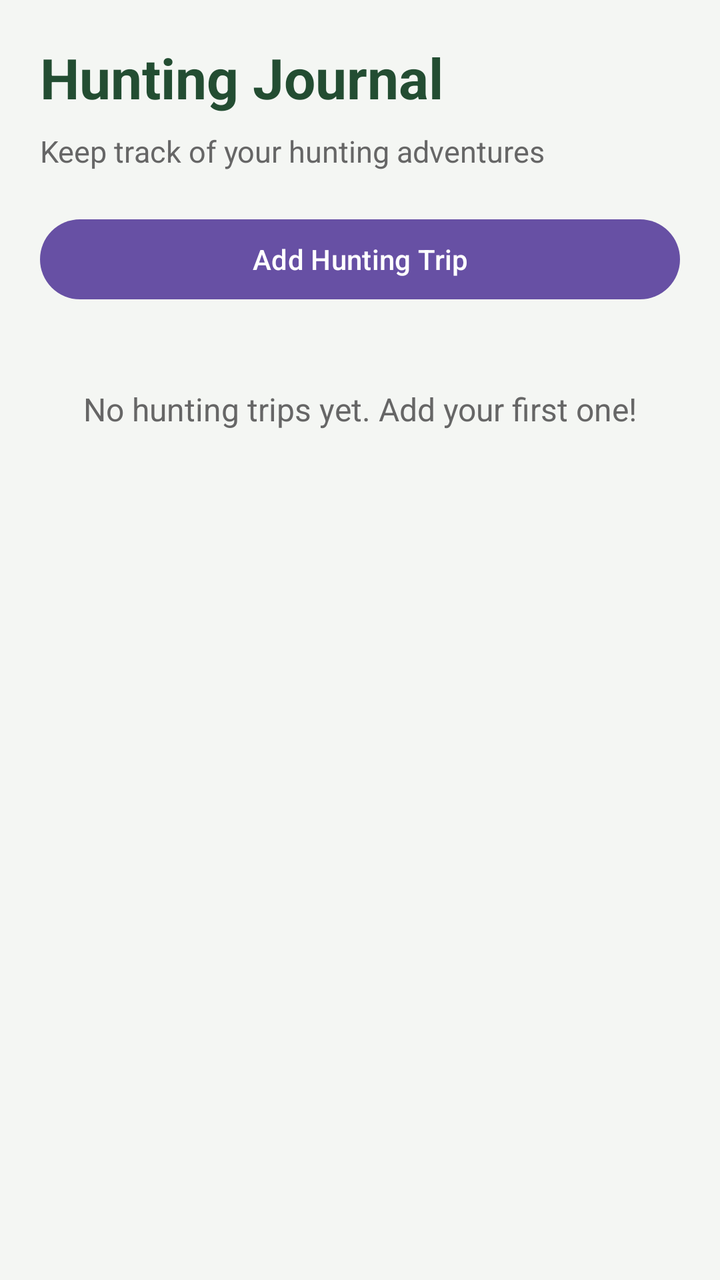
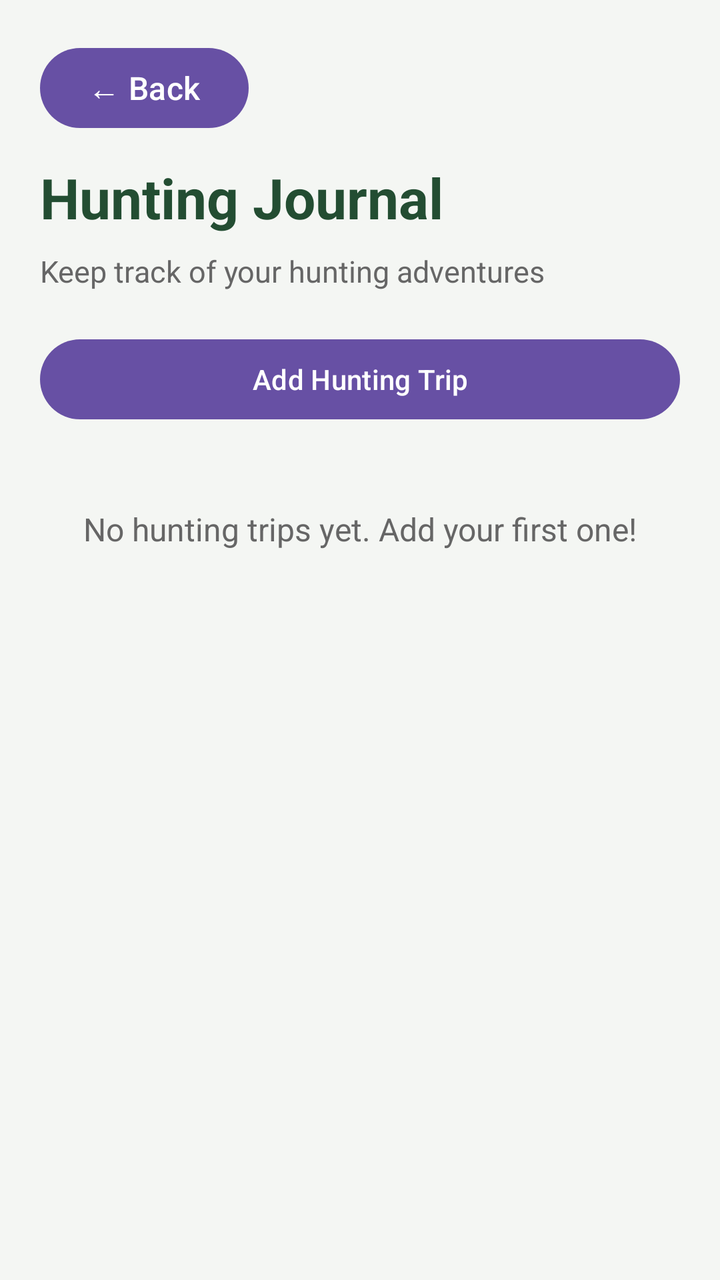

Before-and-after screenshots of an Android layout around one commit, followed by the original layout XML and the change that was made.
<!-- AndroidManifest.xml: application theme Theme.HuntersStory -->
<!-- res/layout/activity_journal.xml -->
<?xml version="1.0" encoding="utf-8"?>
<LinearLayout
    xmlns:android="http://schemas.android.com/apk/res/android"
    android:layout_width="match_parent"
    android:layout_height="match_parent"
    android:orientation="vertical"
    android:padding="20dp"
    android:background="#F4F6F3">

    <TextView
        android:layout_width="match_parent"
        android:layout_height="wrap_content"
        android:text="Hunting Journal"
        android:textColor="#234D32"
        android:textSize="28sp"
        android:textStyle="bold"
        android:layout_marginBottom="8dp" />

    <TextView
        android:layout_width="match_parent"
        android:layout_height="wrap_content"
        android:text="Keep track of your hunting adventures"
        android:textColor="#666666"
        android:textSize="15sp"
        android:layout_marginBottom="20dp" />

    <Button
        android:id="@+id/btnAddHunt"
        android:layout_width="match_parent"
        android:layout_height="wrap_content"
        android:text="Add Hunting Trip" />

    <TextView
        android:id="@+id/tvEmptyJournal"
        android:layout_width="match_parent"
        android:layout_height="wrap_content"
        android:text="No hunting trips yet. Add your first one!"
        android:textColor="#666666"
        android:textSize="16sp"
        android:gravity="center"
        android:layout_marginTop="40dp" />

    <androidx.recyclerview.widget.RecyclerView
        android:id="@+id/rvHuntingTrips"
        android:layout_width="match_parent"
        android:layout_height="0dp"
        android:layout_weight="1"
        android:layout_marginTop="16dp"
        android:clipToPadding="false" />

</LinearLayout>
<!-- resources referenced by this layout -->
<resources>
  <style name="Theme.HuntersStory" parent="Base.Theme.HuntersStory" />
  <style name="Base.Theme.HuntersStory" parent="Theme.Material3.DayNight.NoActionBar">
          
          
      </style>
</resources>

<!-- the commit's change to res/layout/activity_journal.xml (unified diff, before → after) -->
@@ -7,6 +7,7 @@
     android:padding="20dp"
     android:background="#F4F6F3">
 
+    <include layout="@layout/layout_back_button" />
     <TextView
         android:layout_width="match_parent"
         android:layout_height="wrap_content"
@@ -49,3 +50,14 @@
         android:clipToPadding="false" />
 
 </LinearLayout>
+<!-- res/layout/layout_back_button.xml (included above) -->
+<?xml version="1.0" encoding="utf-8"?>
+<Button xmlns:android="http://schemas.android.com/apk/res/android"
+    android:id="@+id/btnBack"
+    android:layout_width="wrap_content"
+    android:layout_height="48dp"
+    android:layout_marginBottom="12dp"
+    android:text="← Back"
+    android:textAllCaps="false"
+    android:textSize="16sp"
+    android:contentDescription="Go back to previous screen" />
